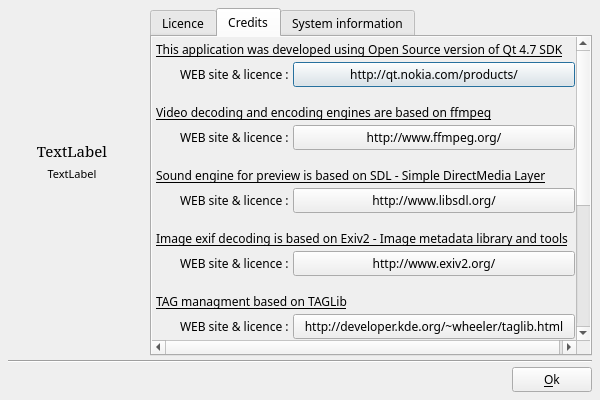
boenki/ffdiaporama, file src/ffDiaporama/DlgAbout.ui: the form before one commit.
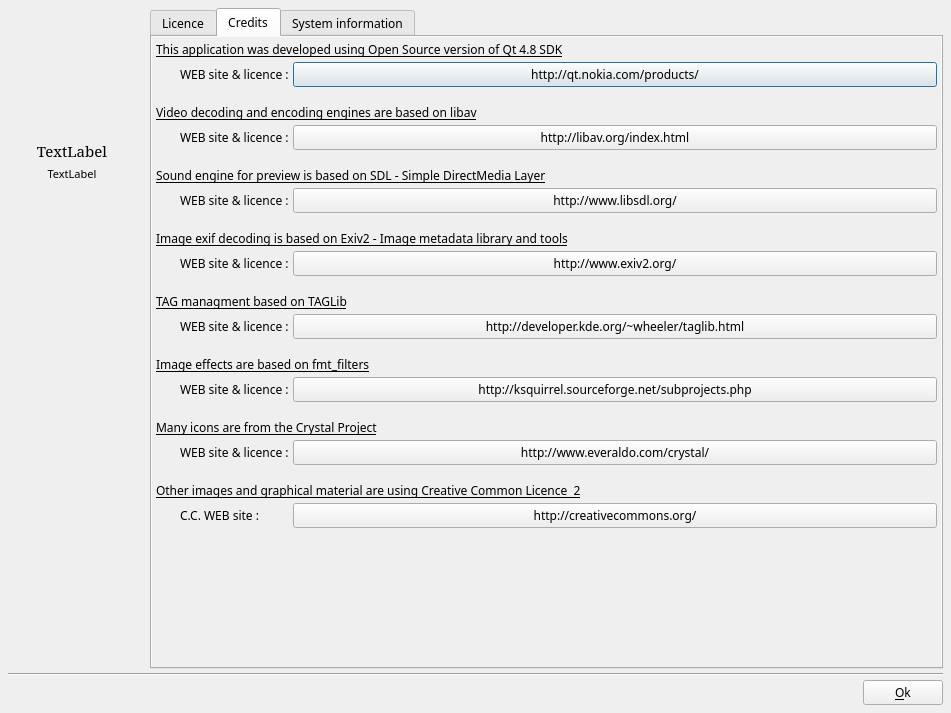
The form after the commit. Icons and pictures are not drawn.

Commit message: French version / Correction de bug : -Corrige le bug d'affichage de la barre du lecteur vidéo (tient compte du nouveau bouton !) -Corrige le bug de redimensionnement du player lors des chargements de projet quand la géométrie est différente

Diff of the .ui file:
```diff
--- a/src/ffDiaporama/DlgAbout.ui
+++ b/src/ffDiaporama/DlgAbout.ui
@@ -6,8 +6,8 @@
    <rect>
     <x>0</x>
     <y>0</y>
-    <width>600</width>
-    <height>400</height>
+    <width>951</width>
+    <height>713</height>
    </rect>
   </property>
   <property name="minimumSize">
@@ -235,9 +235,9 @@
               <property name="geometry">
                <rect>
                 <x>0</x>
-                <y>-77</y>
-                <width>495</width>
-                <height>537</height>
+                <y>0</y>
+                <width>784</width>
+                <height>624</height>
                </rect>
               </property>
               <layout class="QGridLayout" name="gridLayout_2">
@@ -255,7 +255,7 @@
                   </font>
                  </property>
                  <property name="text">
-                  <string>This application was developed using Open Source version of Qt 4.7 SDK</string>
+                  <string>This application was developed using Open Source version of Qt 4.8 SDK</string>
                  </property>
                  <property name="wordWrap">
                   <bool>true</bool>
@@ -302,7 +302,7 @@
                   </font>
                  </property>
                  <property name="text">
-                  <string>Video decoding and encoding engines are based on ffmpeg</string>
+                  <string>Video decoding and encoding engines are based on libav</string>
                  </property>
                  <property name="alignment">
                   <set>Qt::AlignBottom|Qt::AlignLeading|Qt::AlignLeft</set>
@@ -513,7 +513,7 @@
                   </sizepolicy>
                  </property>
                  <property name="text">
-                  <string notr="true">http://www.ffmpeg.org/</string>
+                  <string notr="true">http://libav.org/index.html</string>
                  </property>
                  <property name="icon">
                   <iconset>
```
Left out of the diff: 20 changed lines with no effect on the pictures. The commit also changes 48 other files.
